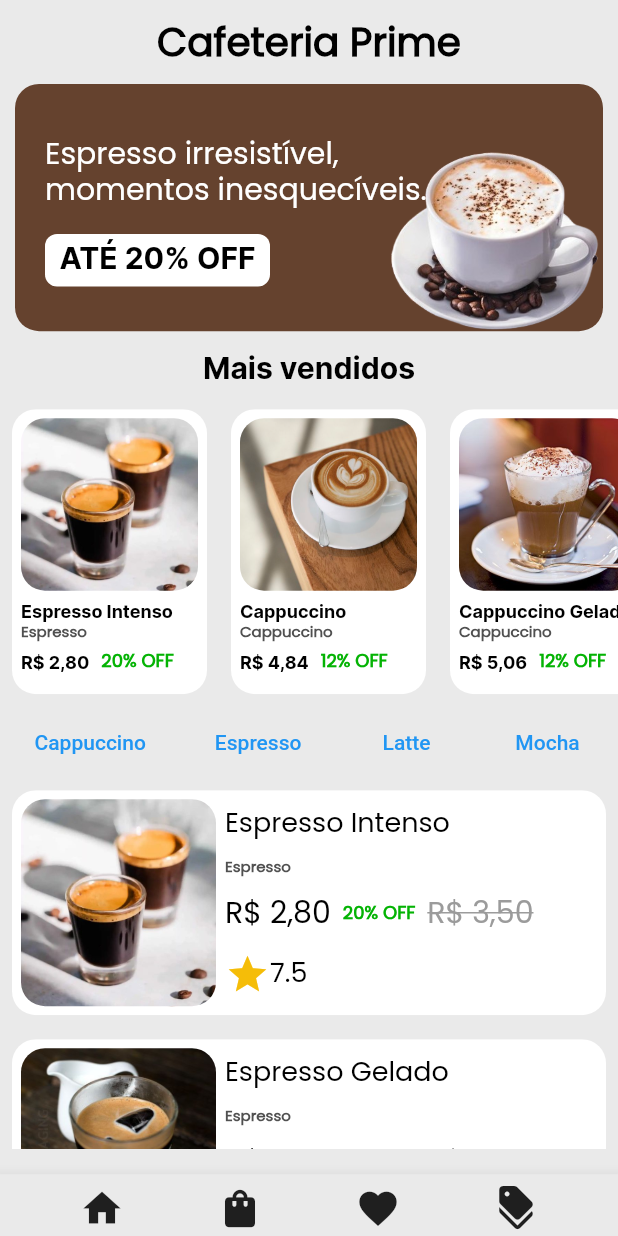
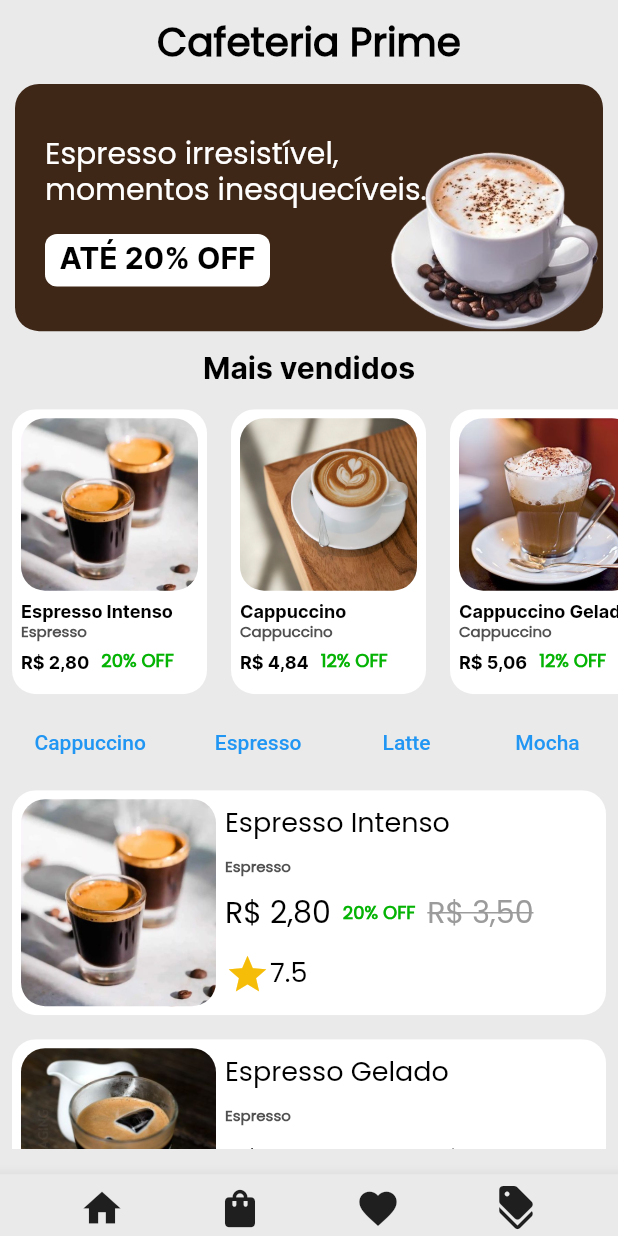
Before and after one commit to teixeiradlucas/Coffee_Shop, a Flutter app: the screen it shows after launch, on a phone screen of 412 x 824 dp. Run offline on Flutter 3.47's test engine with Material 3 defaults, Android fonts, the phone set to English and light mode, and no system bars; our stand-ins replace flutter_svg, go_router.

Commit message:
Alterando cor

```diff
--- a/lib/constants/themes/app_colors.dart
+++ b/lib/constants/themes/app_colors.dart
@@ -9,7 +9,7 @@ class AppColors {
 
   static const Color blackColor = Color.fromARGB(255, 0, 0, 0);
 
-  static const Color brownCoffeeColor = Color(0xFF65422E);
+  static const Color brownCoffeeColor = Color.fromARGB(255, 63, 39, 24);
 
   static const Color backgroundColor = Color(0xFFEAEAEA);
 
```
